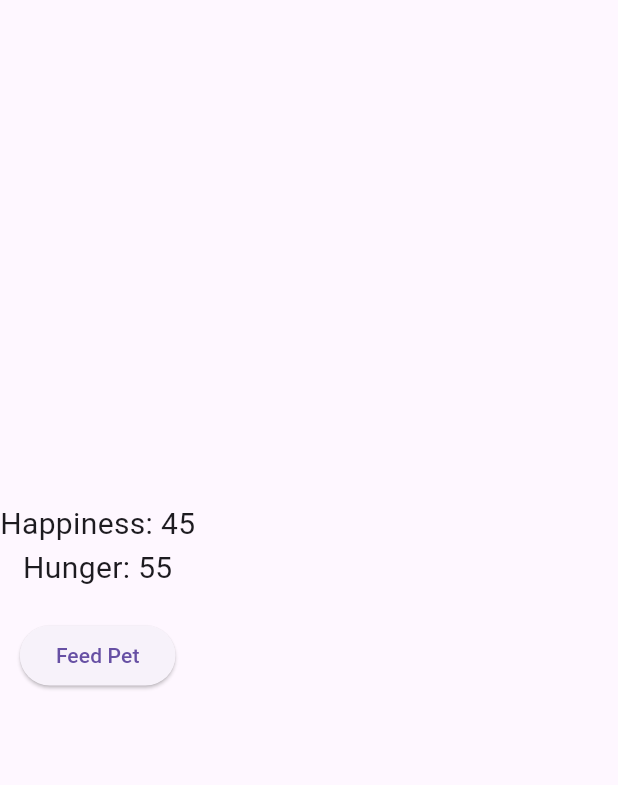
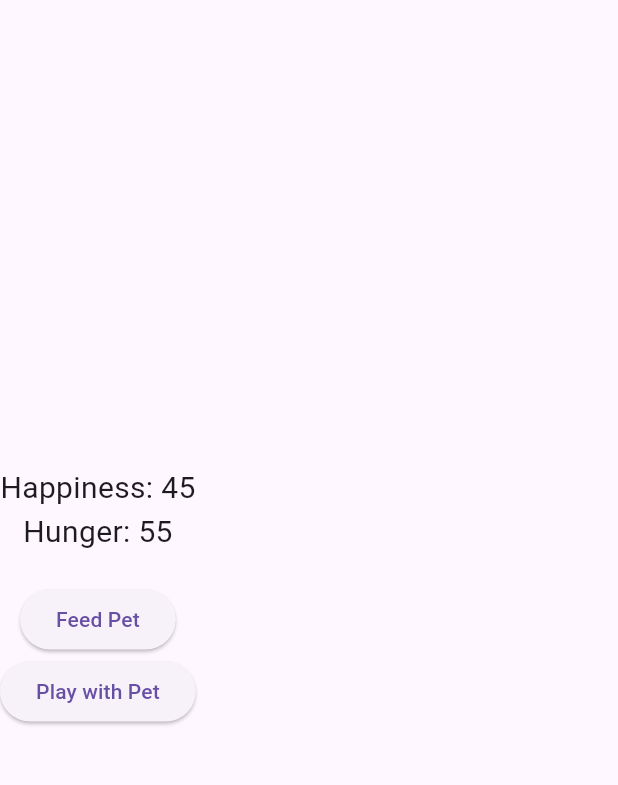
Before and after one commit to JimmyPhanfr/digital_pet_app, a Flutter app: the screen it shows after launch, on a phone screen of 412 x 824 dp, the part 63-848 px from its top. Run offline on Flutter 3.47's test engine with Material 3 defaults, Android fonts, the light colour scheme and no system bars.

Commit message:
Implemented play with pet button

```diff
--- a/new_pet_app_clone/lib/main.dart
+++ b/new_pet_app_clone/lib/main.dart
@@ -74,6 +74,10 @@
             onPressed: _feedPet,
             child: Text("Feed Pet"),
           ),
+          ElevatedButton(
+            onPressed: _playWithPet,
+            child: Text("Play with Pet"),
+          ),
         ],
       ),
     );
```
